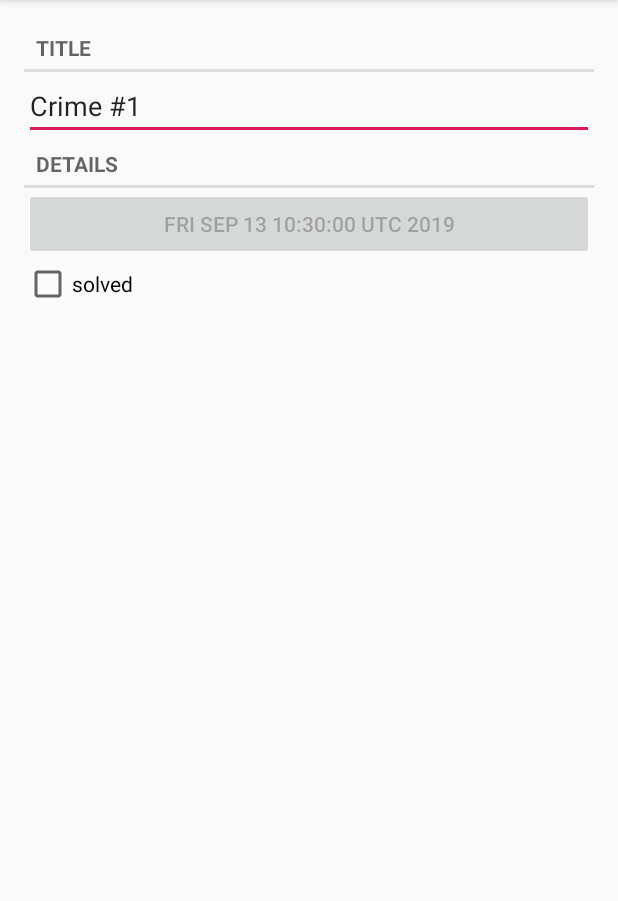
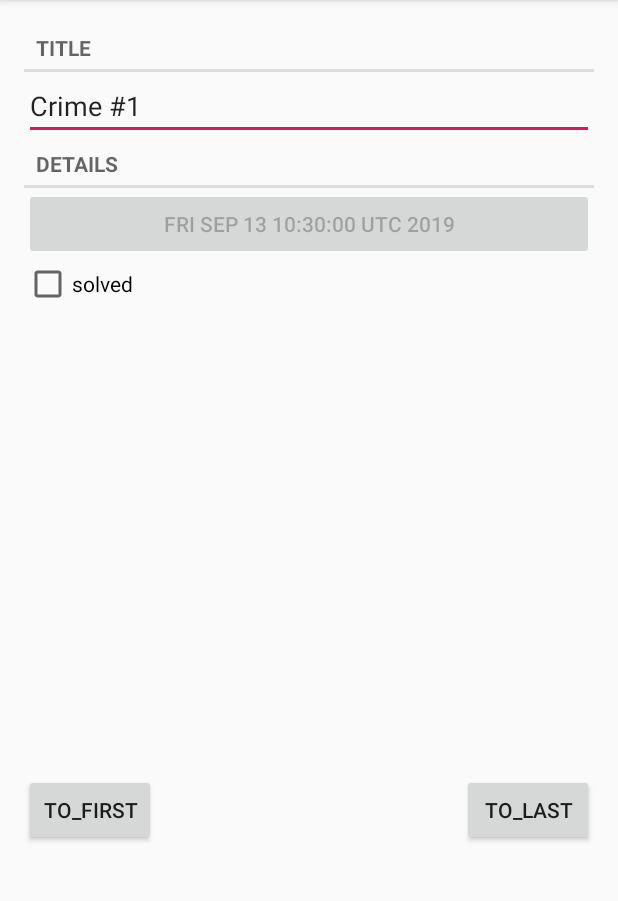
Before and after one commit to Perfe-er/CrimeActivity, an Android app: the screen it shows after launch (MainActivity before the commit, CrimePagerActivity after it), after a tap on an icon or button, on a phone screen of 412 x 824 dp, the part 84-985 px from its top. Run offline under Robolectric (Android 15) with nearby library versions, the phone set to English and light mode, and no system bars.

Commit message:
1.创建CrimePagerActivity及相应布局文件,实现了屏幕左右滑动切换 2.删除MainAvtivity将跳转改到CrimePagerActivity 3.修改布局CrimeFragment增加边距 4.在新增的布局文件中增加两个按钮实现跳到第一页和做后一页的功能

```diff
--- a/app/src/main/AndroidManifest.xml
+++ b/app/src/main/AndroidManifest.xml
@@ -16,9 +16,7 @@
                 <category android:name="android.intent.category.LAUNCHER" />
             </intent-filter>
         </activity>
-        <activity android:name=".MainActivity">
-
-        </activity>
+        <activity android:name=".CrimePagerActivity"/>
     </application>
 
 </manifest>
--- a/app/src/main/java/com/example/zwq/crimeactivity/CrimeListFragment.java
+++ b/app/src/main/java/com/example/zwq/crimeactivity/CrimeListFragment.java
@@ -66,7 +66,7 @@ public class CrimeListFragment extends Fragment {
 
         @Override
         public void onClick(View view){
-            Intent intent=MainActivity.newIntent(getActivity(),mCrime.getId());
+            Intent intent=CrimePagerActivity.newIntent(getActivity(),mCrime.getId());
             mCrimeIndex=getAdapterPosition();
             startActivity(intent);
         }
--- /dev/null
+++ b/app/src/main/java/com/example/zwq/crimeactivity/CrimePagerActivity.java
@@ -0,0 +1,87 @@
+package com.example.zwq.crimeactivity;
+
+import android.annotation.SuppressLint;
+import android.content.Context;
+import android.content.Intent;
+import android.os.Bundle;
+import android.view.View;
+import android.widget.Button;
+
+import java.util.List;
+import java.util.UUID;
+
+import androidx.annotation.NonNull;
+import androidx.appcompat.app.AppCompatActivity;
+import androidx.fragment.app.Fragment;
+import androidx.fragment.app.FragmentManager;
+import androidx.fragment.app.FragmentStatePagerAdapter;
+import androidx.viewpager.widget.ViewPager;
+
+public class CrimePagerActivity extends AppCompatActivity {
+    private ViewPager mViewPager;
+    private List<Crime> mCrimes;
+    private Button btn_first;
+    private Button btn_last;
+
+    private static final String EXTRA_CRIME_ID="com.example.zwq.crimeactivity.crime_id";
+
+    public static Intent newIntent(Context packageContext,UUID crimeId){
+        Intent intent=new Intent(packageContext,CrimePagerActivity.class);
+        intent.putExtra(EXTRA_CRIME_ID,crimeId);
+        return intent;
+    }
+
+
+    protected void onCreate(Bundle saveInstance){
+        super.onCreate(saveInstance);
+        setContentView(R.layout.activity_crime_pager);
+        UUID crimeId=(UUID)getIntent().getSerializableExtra(EXTRA_CRIME_ID);
+
+
+        btn_first=(Button)findViewById(R.id.btn_to_first) ;
+        btn_first.setOnClickListener(new View.OnClickListener() {
+            @Override
+            public void onClick(View v) {
+                mViewPager.setCurrentItem(0);
+            }
+        });
+        btn_last=(Button)findViewById(R.id.btn_to_last);
+        btn_last.setOnClickListener(new View.OnClickListener() {
+            @Override
+            public void onClick(View v) {
+                mViewPager.setCurrentItem(mCrimes.size()-1);
+            }
+        });
+
+
+        mViewPager=(ViewPager)findViewById(R.id.activity_crime_view_pager);
+
+
+        mCrimes=CrimeLab.get(this).getCrimes();
+        FragmentManager fragmentManager=getSupportFragmentManager();
+        mViewPager.setAdapter(new FragmentStatePagerAdapter(fragmentManager) {
+            @NonNull
+            @Override
+            public Fragment getItem(int position) {
+                Crime crime=mCrimes.get(position);
+                return CrimeFragment.newInstance(crime.getId());
+            }
+
+            @Override
+            public int getCount() {
+                return mCrimes.size();
+            }
+
+        });
+
+        for(int i=0; i < mCrimes.size();i++){
+            if(mCrimes.get(i).getId().equals(crimeId)){
+                mViewPager.setCurrentItem(i);
+                break;
+            }
+        }
+
+
+    }
+
+}
--- a/app/src/main/java/com/example/zwq/crimeactivity/MainActivity.java
+++ /dev/null
@@ -1,26 +0,0 @@
-package com.example.zwq.crimeactivity;
-
-import androidx.appcompat.app.AppCompatActivity;
-import androidx.fragment.app.Fragment;
-import androidx.fragment.app.FragmentManager;
-
-import android.content.Context;
-import android.content.Intent;
-import android.os.Bundle;
-
-import java.util.UUID;
-
-public class MainActivity extends SingleFragmentActivity {
-    private static final String EXTRA_CRIME_ID="com.example.zwq.crimeactivity.crime_id";
-    public static Intent newIntent(Context packageContext, UUID crimeId){
-        Intent intent = new Intent(packageContext,MainActivity.class);
-        intent.putExtra(EXTRA_CRIME_ID,crimeId);
-        return intent;
-    }
-
-    @Override
-    protected Fragment createFragment() {
-        UUID crimeId=(UUID)getIntent().getSerializableExtra(EXTRA_CRIME_ID);
-        return CrimeFragment.newInstance(crimeId);
-    }
-}
--- /dev/null
+++ b/app/src/main/res/layout/activity_crime_pager.xml
@@ -0,0 +1,31 @@
+<?xml version="1.0" encoding="utf-8"?>
+<LinearLayout
+    xmlns:android="http://schemas.android.com/apk/res/android"
+    android:layout_width="match_parent"
+    android:layout_height="match_parent"
+    android:orientation="vertical">
+
+    <androidx.viewpager.widget.ViewPager
+        android:id="@+id/activity_crime_view_pager"
+        android:layout_width="match_parent"
+        android:layout_height="500dp" />
+
+        <FrameLayout
+            android:layout_width="match_parent"
+            android:layout_height="wrap_content"
+            android:padding="16dp">
+            <Button
+                android:id="@+id/btn_to_first"
+                android:layout_width="wrap_content"
+                android:layout_height="wrap_content"
+                android:layout_gravity="bottom|left"
+                android:text="to_first"/>
+            <Button
+                android:id="@+id/btn_to_last"
+                android:layout_width="wrap_content"
+                android:layout_height="wrap_content"
+                android:layout_gravity="bottom|right"
+                android:text="to_last"/>
+    </FrameLayout>
+
+</LinearLayout>
--- a/app/src/main/res/layout/fragment_crime.xml
+++ b/app/src/main/res/layout/fragment_crime.xml
@@ -3,7 +3,7 @@
     android:orientation="vertical"
     android:layout_width="match_parent"
     android:layout_height="match_parent"
-    android:layout_margin="16dp">
+    android:padding="16dp">
     <TextView
         style="?android:listSeparatorTextViewStyle"
         android:layout_width="match_parent"
```
